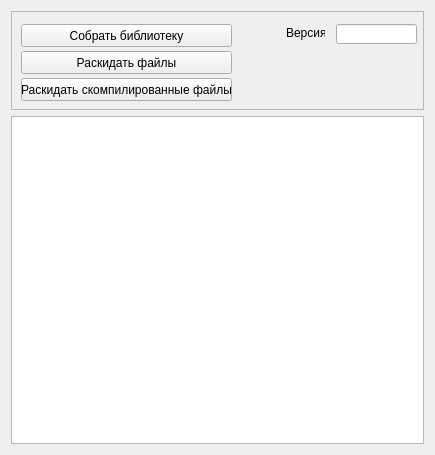
Old version of the form source_make/mainwindow.ui in the repository Harrix/Harrix-MathLibrary.
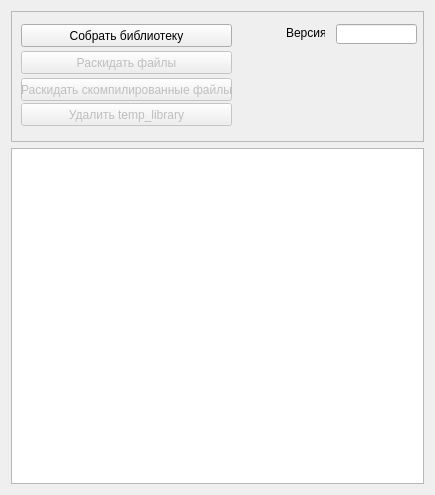
New version of the form.

Patch:
```diff
--- a/source_make/mainwindow.ui
+++ b/source_make/mainwindow.ui
@@ -7,7 +7,7 @@
     <x>0</x>
     <y>0</y>
     <width>435</width>
-    <height>455</height>
+    <height>495</height>
    </rect>
   </property>
   <property name="windowTitle">
@@ -20,7 +20,7 @@
       <property name="minimumSize">
        <size>
         <width>0</width>
-        <height>99</height>
+        <height>131</height>
        </size>
       </property>
       <property name="frameShape">
@@ -75,6 +75,9 @@
        </property>
       </widget>
       <widget class="QPushButton" name="pushButton_2">
+       <property name="enabled">
+        <bool>false</bool>
+       </property>
        <property name="geometry">
         <rect>
          <x>10</x>
@@ -88,6 +91,9 @@
        </property>
       </widget>
       <widget class="QPushButton" name="pushButton_3">
+       <property name="enabled">
+        <bool>false</bool>
+       </property>
        <property name="geometry">
         <rect>
          <x>10</x>
@@ -100,6 +106,22 @@
         <string>Раскидать скомпилированные файлы</string>
        </property>
       </widget>
+      <widget class="QPushButton" name="pushButton_4">
+       <property name="enabled">
+        <bool>false</bool>
+       </property>
+       <property name="geometry">
+        <rect>
+         <x>10</x>
+         <y>92</y>
+         <width>211</width>
+         <height>23</height>
+        </rect>
+       </property>
+       <property name="text">
+        <string>Удалить temp_library</string>
+       </property>
+      </widget>
      </widget>
     </item>
     <item>
```
Left out of the diff: 2 changed lines with no effect on the pictures.
